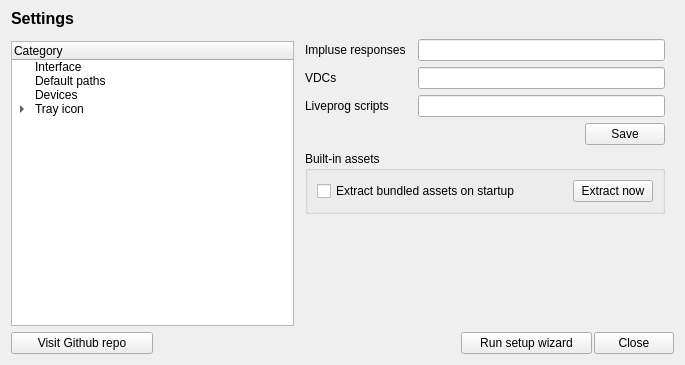
The window that src/interface/fragment/SettingsFragment.ui (Audio4Linux/JDSP4Linux) describes before a commit, drawn with Qt 5.
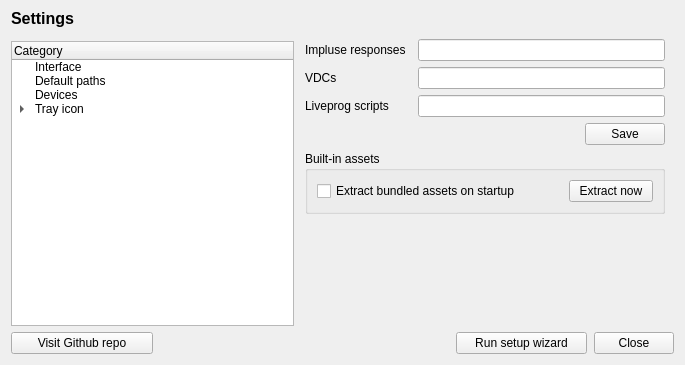
The same window after the commit. The open tabs and pages were chosen to show the change. Custom widgets are drawn as their Qt base class.

Diff of the .ui file:
```diff
--- a/src/interface/fragment/SettingsFragment.ui
+++ b/src/interface/fragment/SettingsFragment.ui
@@ -414,7 +414,7 @@
               <item>
                <widget class="QPushButton" name="liveprog_extractNow">
                 <property name="text">
-                 <string>Extract now</string>
+                 <string>  Extract now  </string>
                 </property>
                </widget>
               </item>
@@ -713,6 +713,22 @@
        </property>
       </widget>
      </item>
+     <item>
+      <spacer name="horizontalSpacer_5">
+       <property name="orientation">
+        <enum>Qt::Horizontal</enum>
+       </property>
+       <property name="sizeType">
+        <enum>QSizePolicy::Minimum</enum>
+       </property>
+       <property name="sizeHint" stdset="0">
+        <size>
+         <width>5</width>
+         <height>20</height>
+        </size>
+       </property>
+      </spacer>
+     </item>
      <item>
       <widget class="QPushButton" name="close">
        <property name="text">
```
Left out of the diff: 2 changed lines with no effect on the pictures.
